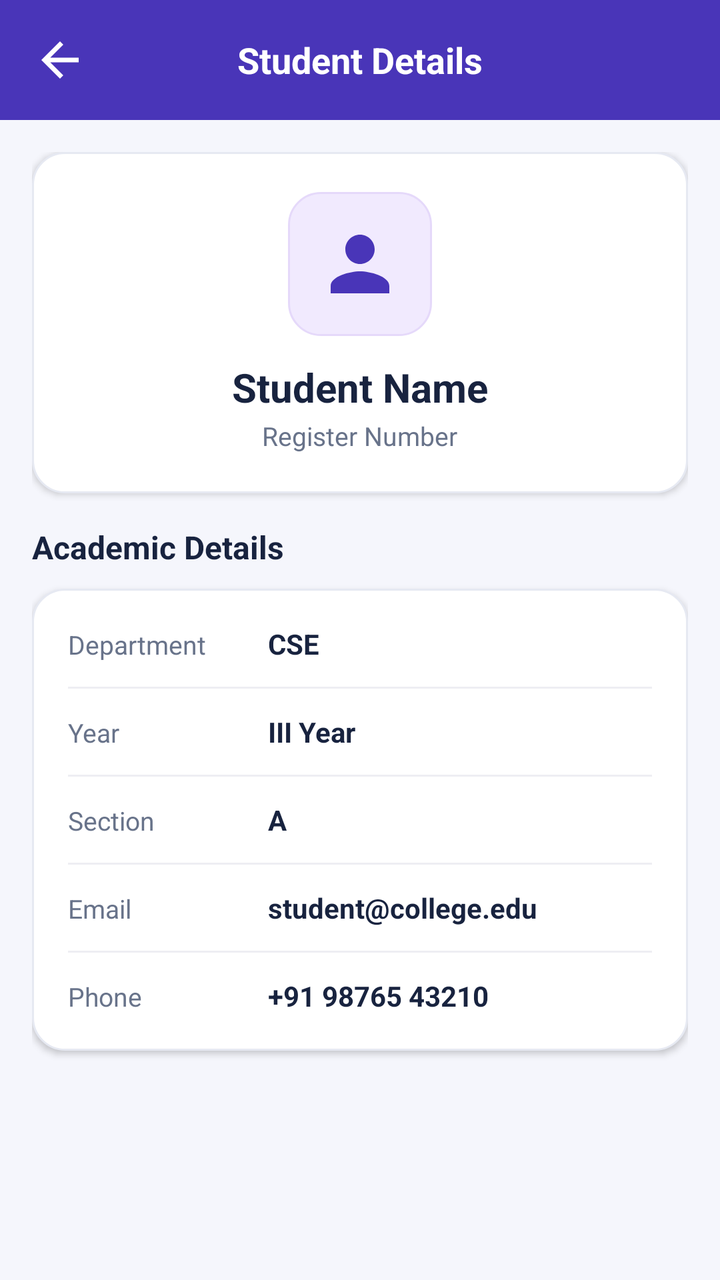
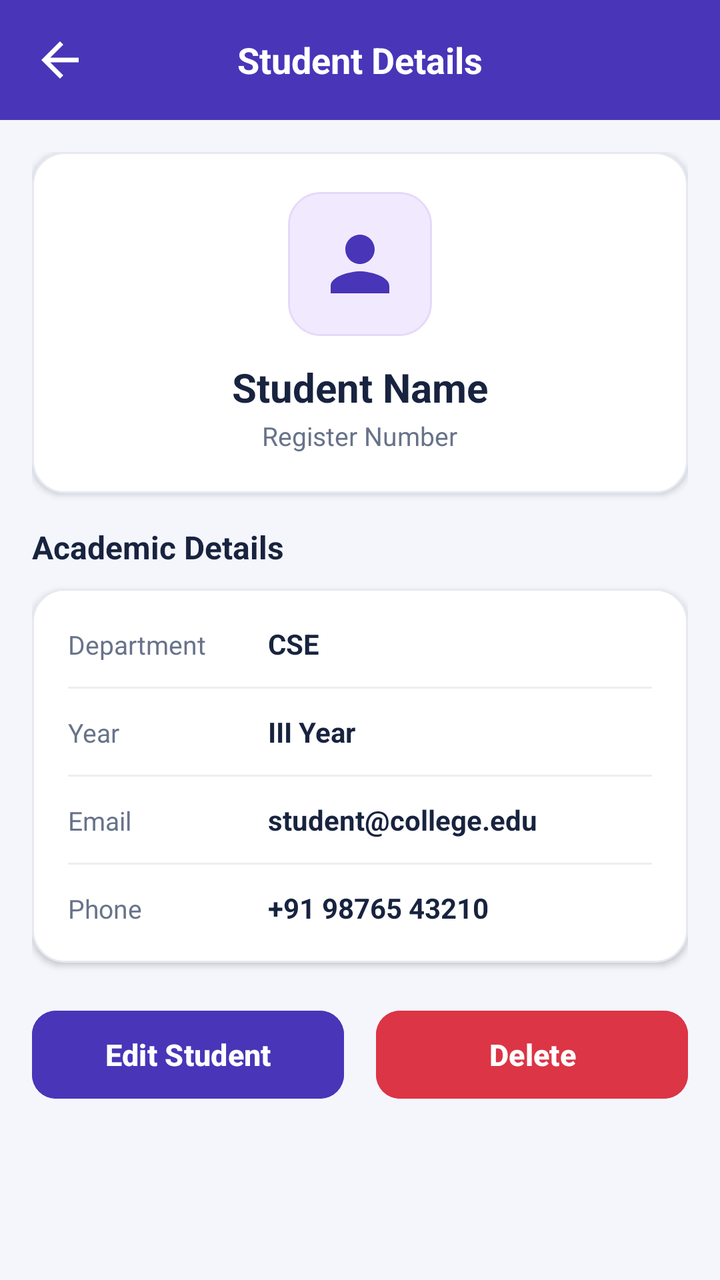

Two renders of the same Android screen: before a commit and after it. Below are the layout's source before the change and the commit's diff.
<!-- AndroidManifest.xml: application theme Theme.TrackPoint -->
<!-- res/layout/activity_student_details.xml -->
<?xml version="1.0" encoding="utf-8"?>
<androidx.constraintlayout.widget.ConstraintLayout
    xmlns:android="http://schemas.android.com/apk/res/android"
    xmlns:app="http://schemas.android.com/apk/res-auto"
    android:layout_width="match_parent"
    android:layout_height="match_parent"
    android:background="#4935B8"
    android:fitsSystemWindows="true">

    
    <LinearLayout
        android:id="@+id/header"
        android:layout_width="match_parent"
        android:layout_height="60dp"
        android:orientation="horizontal"
        android:gravity="center_vertical"
        android:paddingStart="16dp"
        android:paddingEnd="16dp"
        android:background="#4935B8"
        app:layout_constraintTop_toTopOf="parent">

        <ImageView
            android:id="@+id/btnBack"
            android:layout_width="28dp"
            android:layout_height="28dp"
            android:src="@drawable/back_symbol"
            app:tint="#FFFFFF"
            android:contentDescription="Back"/>

        <TextView
            android:layout_width="0dp"
            android:layout_height="wrap_content"
            android:layout_weight="1"
            android:text="Student Details"
            android:textColor="#FFFFFF"
            android:textSize="18sp"
            android:textStyle="bold"
            android:gravity="center"/>

        <View
            android:layout_width="28dp"
            android:layout_height="28dp"/>

    </LinearLayout>

    
    <ScrollView
        android:layout_width="match_parent"
        android:layout_height="0dp"
        android:fillViewport="true"
        android:padding="16dp"
        android:background="#F5F6FC"
        app:layout_constraintTop_toBottomOf="@id/header"
        app:layout_constraintBottom_toBottomOf="parent">

        <LinearLayout
            android:layout_width="match_parent"
            android:layout_height="wrap_content"
            android:orientation="vertical">

            
            <LinearLayout
                android:layout_width="match_parent"
                android:layout_height="wrap_content"
                android:orientation="vertical"
                android:gravity="center"
                android:padding="20dp"
                android:background="@drawable/action_card"
                android:elevation="2dp"
                android:layout_marginBottom="16dp">

                <ImageView
                    android:layout_width="72dp"
                    android:layout_height="72dp"
                    android:padding="14dp"
                    android:src="@drawable/profile_symbol"
                    app:tint="#4935B8"
                    android:background="@drawable/card_purple"
                    android:contentDescription="Student Profile"/>

                <TextView
                    android:id="@+id/tvStudentName"
                    android:layout_width="wrap_content"
                    android:layout_height="wrap_content"
                    android:layout_marginTop="12dp"
                    android:text="Student Name"
                    android:textColor="#18233F"
                    android:textSize="20sp"
                    android:textStyle="bold"/>

                <TextView
                    android:id="@+id/tvRollNumber"
                    android:layout_width="wrap_content"
                    android:layout_height="wrap_content"
                    android:layout_marginTop="2dp"
                    android:text="Register Number"
                    android:textColor="#68738A"
                    android:textSize="13sp"/>

            </LinearLayout>

            
            <TextView
                android:layout_width="wrap_content"
                android:layout_height="wrap_content"
                android:text="Academic Details"
                android:textColor="#18233F"
                android:textSize="16sp"
                android:textStyle="bold"
                android:layout_marginBottom="10dp"/>

            <LinearLayout
                android:layout_width="match_parent"
                android:layout_height="wrap_content"
                android:orientation="vertical"
                android:padding="18dp"
                android:background="@drawable/action_card"
                android:elevation="2dp"
                android:layout_marginBottom="20dp">

                
                <LinearLayout
                    android:layout_width="match_parent"
                    android:layout_height="wrap_content"
                    android:orientation="horizontal"
                    android:layout_marginBottom="12dp">

                    <TextView
                        android:layout_width="100dp"
                        android:layout_height="wrap_content"
                        android:text="Department"
                        android:textColor="#68738A"
                        android:textSize="13sp"/>

                    <TextView
                        android:id="@+id/tvDepartment"
                        android:layout_width="0dp"
                        android:layout_height="wrap_content"
                        android:layout_weight="1"
                        android:text="CSE"
                        android:textColor="#18233F"
                        android:textSize="14sp"
                        android:textStyle="bold"/>

                </LinearLayout>

                <View android:layout_width="match_parent" android:layout_height="1dp" android:background="#EEEEF3" android:layout_marginBottom="12dp"/>

                
                <LinearLayout
                    android:layout_width="match_parent"
                    android:layout_height="wrap_content"
                    android:orientation="horizontal"
                    android:layout_marginBottom="12dp">

                    <TextView
                        android:layout_width="100dp"
                        android:layout_height="wrap_content"
                        android:text="Year"
                        android:textColor="#68738A"
                        android:textSize="13sp"/>

                    <TextView
                        android:id="@+id/tvYear"
                        android:layout_width="0dp"
                        android:layout_height="wrap_content"
                        android:layout_weight="1"
                        android:text="III Year"
                        android:textColor="#18233F"
                        android:textSize="14sp"
                        android:textStyle="bold"/>

                </LinearLayout>

                <View android:layout_width="match_parent" android:layout_height="1dp" android:background="#EEEEF3" android:layout_marginBottom="12dp"/>

                
                <LinearLayout
                    android:layout_width="match_parent"
                    android:layout_height="wrap_content"
                    android:orientation="horizontal"
                    android:layout_marginBottom="12dp">

                    <TextView
                        android:layout_width="100dp"
                        android:layout_height="wrap_content"
                        android:text="Section"
                        android:textColor="#68738A"
                        android:textSize="13sp"/>

                    <TextView
                        android:id="@+id/tvSection"
                        android:layout_width="0dp"
                        android:layout_height="wrap_content"
                        android:layout_weight="1"
                        android:text="A"
                        android:textColor="#18233F"
                        android:textSize="14sp"
                        android:textStyle="bold"/>

                </LinearLayout>

                <View android:layout_width="match_parent" android:layout_height="1dp" android:background="#EEEEF3" android:layout_marginBottom="12dp"/>

                
                <LinearLayout
                    android:layout_width="match_parent"
                    android:layout_height="wrap_content"
                    android:orientation="horizontal"
                    android:layout_marginBottom="12dp">

                    <TextView
                        android:layout_width="100dp"
                        android:layout_height="wrap_content"
                        android:text="Email"
                        android:textColor="#68738A"
                        android:textSize="13sp"/>

                    <TextView
                        android:id="@+id/tvEmail"
                        android:layout_width="0dp"
                        android:layout_height="wrap_content"
                        android:layout_weight="1"
                        android:text="student@college.edu"
                        android:textColor="#18233F"
                        android:textSize="14sp"
                        android:textStyle="bold"/>

                </LinearLayout>

                <View android:layout_width="match_parent" android:layout_height="1dp" android:background="#EEEEF3" android:layout_marginBottom="12dp"/>

                
                <LinearLayout
                    android:layout_width="match_parent"
                    android:layout_height="wrap_content"
                    android:orientation="horizontal">

                    <TextView
                        android:layout_width="100dp"
                        android:layout_height="wrap_content"
                        android:text="Phone"
                        android:textColor="#68738A"
                        android:textSize="13sp"/>

                    <TextView
                        android:id="@+id/tvPhone"
                        android:layout_width="0dp"
                        android:layout_height="wrap_content"
                        android:layout_weight="1"
                        android:text="+91 98765 43210"
                        android:textColor="#18233F"
                        android:textSize="14sp"
                        android:textStyle="bold"/>

                </LinearLayout>

            </LinearLayout>

        </LinearLayout>

    </ScrollView>

</androidx.constraintlayout.widget.ConstraintLayout>
<!-- resources referenced by this layout -->
<resources>
  <!-- drawable action_card (drawable) -->
  <shape xmlns:android="http://schemas.android.com/apk/res/android">
      <solid android:color="#FFFFFF"/>
      <stroke android:width="1dp" android:color="#E6E9F2"/>
      <corners android:radius="16dp"/>
  </shape>
  <!-- drawable back_symbol (drawable) -->
  <vector xmlns:android="http://schemas.android.com/apk/res/android" android:autoMirrored="true" android:height="24dp" android:tint="#000000" android:viewportHeight="24" android:viewportWidth="24" android:width="24dp">
        
      <path android:fillColor="@android:color/white" android:pathData="M20,11H7.83l5.59,-5.59L12,4l-8,8 8,8 1.41,-1.41L7.83,13H20v-2z"/>
      
  </vector>
  <!-- drawable card_purple (drawable) -->
  <shape xmlns:android="http://schemas.android.com/apk/res/android">
      <solid android:color="#F1EAFE"/>
      <stroke android:width="1dp" android:color="#E5D9FA"/>
      <corners android:radius="16dp"/>
  </shape>
  <!-- drawable profile_symbol (drawable) -->
  <vector xmlns:android="http://schemas.android.com/apk/res/android"
      android:width="24dp"
      android:height="24dp"
      android:viewportWidth="24"
      android:viewportHeight="24"
      android:tint="#000000">
      <path
          android:fillColor="@android:color/white"
          android:pathData="M12,12c2.21,0 4,-1.79 4,-4s-1.79,-4 -4,-4 -4,1.79 -4,4 1.79,4 4,4zM12,14c-2.67,0 -8,1.34 -8,4v2h16v-2c0,-2.66 -5.33,-4 -8,-4z"/>
  </vector>
  <style name="Theme.TrackPoint" parent="Base.Theme.TrackPoint" />
  <style name="Base.Theme.TrackPoint" parent="Theme.Material3.DayNight.NoActionBar">
          
          
      </style>
</resources>

<!-- the commit's change to res/layout/activity_student_details.xml (unified diff, before → after) -->
@@ -184,16 +184,16 @@
                     <TextView
                         android:layout_width="100dp"
                         android:layout_height="wrap_content"
-                        android:text="Section"
-                        android:textColor="#68738A"
-                        android:textSize="13sp"/>
-
-                    <TextView
-                        android:id="@+id/tvSection"
-                        android:layout_width="0dp"
-                        android:layout_height="wrap_content"
-                        android:layout_weight="1"
-                        android:text="A"
+                        android:text="Email"
+                        android:textColor="#68738A"
+                        android:textSize="13sp"/>
+
+                    <TextView
+                        android:id="@+id/tvEmail"
+                        android:layout_width="0dp"
+                        android:layout_height="wrap_content"
+                        android:layout_weight="1"
+                        android:text="student@college.edu"
                         android:textColor="#18233F"
                         android:textSize="14sp"
                         android:textStyle="bold"/>
@@ -206,34 +206,6 @@
                 <LinearLayout
                     android:layout_width="match_parent"
                     android:layout_height="wrap_content"
-                    android:orientation="horizontal"
-                    android:layout_marginBottom="12dp">
-
-                    <TextView
-                        android:layout_width="100dp"
-                        android:layout_height="wrap_content"
-                        android:text="Email"
-                        android:textColor="#68738A"
-                        android:textSize="13sp"/>
-
-                    <TextView
-                        android:id="@+id/tvEmail"
-                        android:layout_width="0dp"
-                        android:layout_height="wrap_content"
-                        android:layout_weight="1"
-                        android:text="student@college.edu"
-                        android:textColor="#18233F"
-                        android:textSize="14sp"
-                        android:textStyle="bold"/>
-
-                </LinearLayout>
-
-                <View android:layout_width="match_parent" android:layout_height="1dp" android:background="#EEEEF3" android:layout_marginBottom="12dp"/>
-
-                
-                <LinearLayout
-                    android:layout_width="match_parent"
-                    android:layout_height="wrap_content"
                     android:orientation="horizontal">
 
                     <TextView
@@ -257,6 +229,43 @@
 
             </LinearLayout>
 
+            
+            <LinearLayout
+                android:layout_width="match_parent"
+                android:layout_height="wrap_content"
+                android:orientation="horizontal"
+                android:layout_marginBottom="20dp">
+
+                <Button
+                    android:id="@+id/btnEditStudent"
+                    android:layout_width="0dp"
+                    android:layout_height="52dp"
+                    android:layout_weight="1"
+                    android:layout_marginEnd="8dp"
+                    android:text="Edit Student"
+                    android:textColor="#FFFFFF"
+                    android:textSize="15sp"
+                    android:textStyle="bold"
+                    android:textAllCaps="false"
+                    android:backgroundTint="#4935B8"
+                    app:cornerRadius="12dp"/>
+
+                <Button
+                    android:id="@+id/btnDeleteStudent"
+                    android:layout_width="0dp"
+                    android:layout_height="52dp"
+                    android:layout_weight="1"
+                    android:layout_marginStart="8dp"
+                    android:text="Delete"
+                    android:textColor="#FFFFFF"
+                    android:textSize="15sp"
+                    android:textStyle="bold"
+                    android:textAllCaps="false"
+                    android:backgroundTint="#DC3545"
+                    app:cornerRadius="12dp"/>
+
+            </LinearLayout>
+
         </LinearLayout>
 
     </ScrollView>
